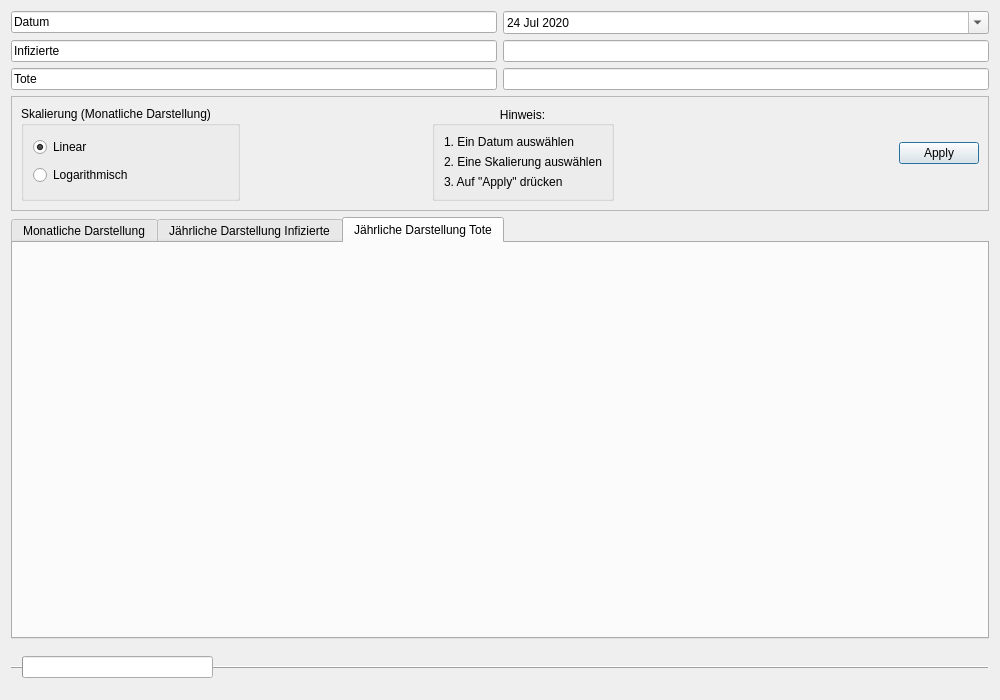
Old version of the form src/albanien.ui in the repository JosephBisso/Starlink.
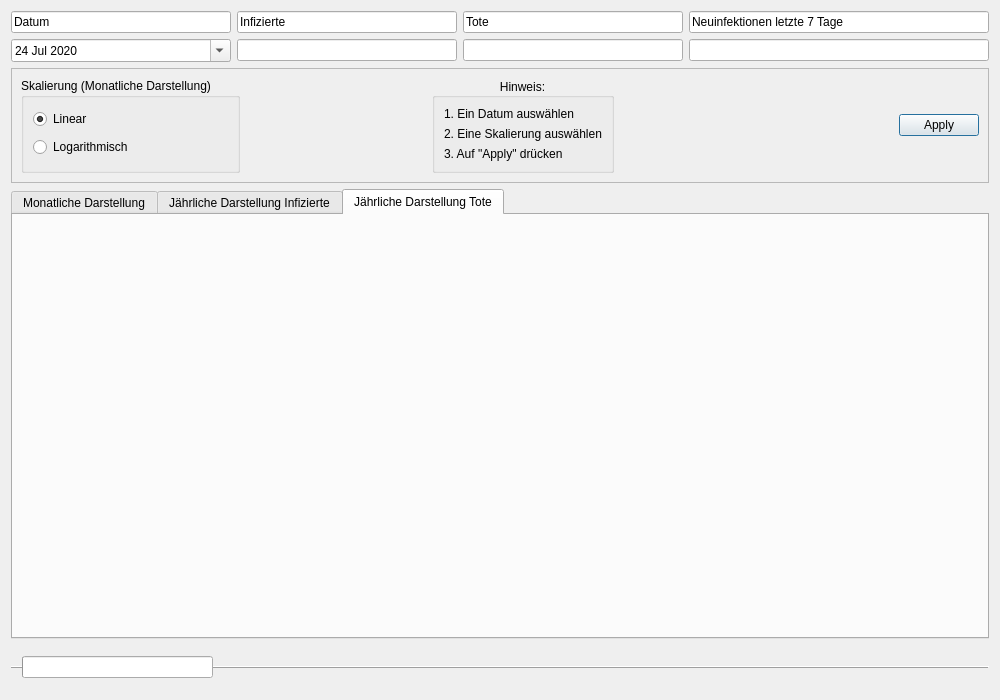
New version of the form.

Diff of the .ui file:
```diff
--- a/src/albanien.ui
+++ b/src/albanien.ui
@@ -16,13 +16,6 @@
   <layout class="QVBoxLayout" name="verticalLayout_7">
    <item>
     <layout class="QGridLayout" name="gridLayout">
-     <item row="4" column="3">
-      <widget class="QLineEdit" name="lineEdit_4">
-       <property name="readOnly">
-        <bool>true</bool>
-       </property>
-      </widget>
-     </item>
      <item row="2" column="0">
       <widget class="QLineEdit" name="lineEdit_3">
        <property name="text">
@@ -33,10 +26,23 @@
        </property>
       </widget>
      </item>
-     <item row="5" column="0">
-      <widget class="QLineEdit" name="lineEdit_5">
+     <item row="4" column="4">
+      <widget class="QLineEdit" name="lineEdit_7">
+       <property name="readOnly">
+        <bool>true</bool>
+       </property>
+      </widget>
+     </item>
+     <item row="2" column="4">
+      <widget class="QLineEdit" name="lineEdit_2">
+       <property name="minimumSize">
+        <size>
+         <width>300</width>
+         <height>0</height>
+        </size>
+       </property>
        <property name="text">
-        <string>Tote</string>
+        <string>Neuinfektionen letzte 7 Tage</string>
        </property>
        <property name="readOnly">
         <bool>true</bool>
@@ -44,23 +50,6 @@
       </widget>
      </item>
      <item row="4" column="0">
-      <widget class="QLineEdit" name="lineEdit">
-       <property name="text">
-        <string>Infizierte</string>
-       </property>
-       <property name="readOnly">
-        <bool>true</bool>
-       </property>
-      </widget>
-     </item>
-     <item row="5" column="3">
-      <widget class="QLineEdit" name="lineEdit_6">
-       <property name="readOnly">
-        <bool>true</bool>
-       </property>
-      </widget>
-     </item>
-     <item row="2" column="3">
       <widget class="QDateEdit" name="dateEdit">
        <property name="readOnly">
         <bool>false</bool>
@@ -71,6 +60,16 @@
        <property name="accelerated">
         <bool>false</bool>
        </property>
+       <property name="dateTime">
+        <datetime>
+         <hour>0</hour>
+         <minute>0</minute>
+         <second>0</second>
+         <year>2020</year>
+         <month>7</month>
+         <day>24</day>
+        </datetime>
+       </property>
        <property name="minimumDateTime">
         <datetime>
          <hour>0</hour>
@@ -99,6 +98,40 @@
        </property>
       </widget>
      </item>
+     <item row="2" column="1">
+      <widget class="QLineEdit" name="lineEdit">
+       <property name="text">
+        <string>Infizierte</string>
+       </property>
+       <property name="readOnly">
+        <bool>true</bool>
+       </property>
+      </widget>
+     </item>
+     <item row="4" column="1">
+      <widget class="QLineEdit" name="lineEdit_4">
+       <property name="readOnly">
+        <bool>true</bool>
+       </property>
+      </widget>
+     </item>
+     <item row="4" column="2">
+      <widget class="QLineEdit" name="lineEdit_6">
+       <property name="readOnly">
+        <bool>true</bool>
+       </property>
+      </widget>
+     </item>
+     <item row="2" column="2">
+      <widget class="QLineEdit" name="lineEdit_5">
+       <property name="text">
+        <string>Tote</string>
+       </property>
+       <property name="readOnly">
+        <bool>true</bool>
+       </property>
+      </widget>
+     </item>
     </layout>
    </item>
    <item>
```
